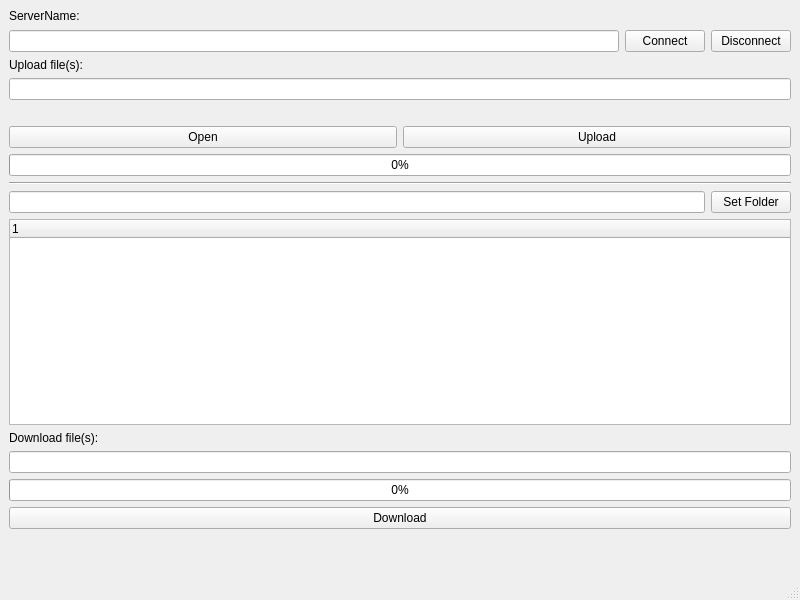
Qt form tebrafile/mainwindow.ui (MATF-RS20/RS022-tebrafile) before a commit.
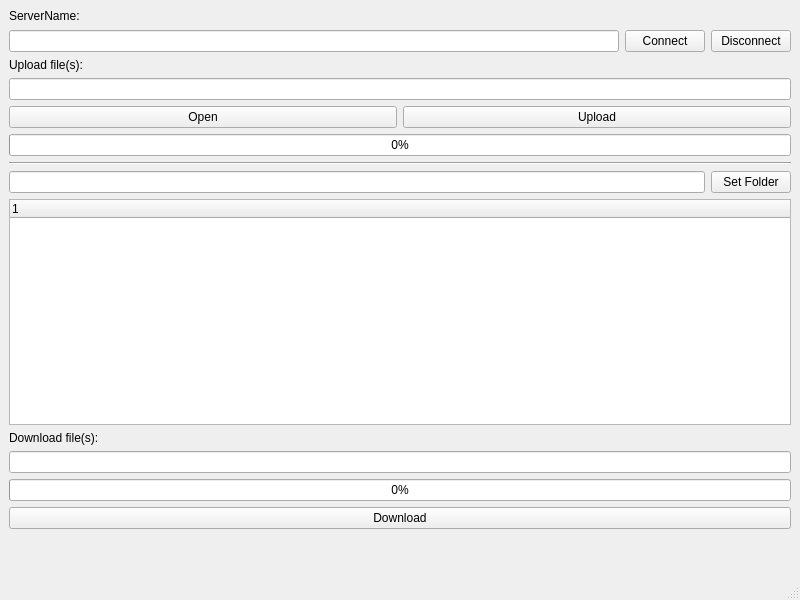
The same form after that commit.

The edit to the form file:
```diff
--- a/tebrafile/mainwindow.ui
+++ b/tebrafile/mainwindow.ui
@@ -67,13 +67,6 @@
       </property>
      </widget>
     </item>
-    <item>
-     <widget class="QLabel" name="loginMsg">
-      <property name="text">
-       <string/>
-      </property>
-     </widget>
-    </item>
     <item>
      <layout class="QHBoxLayout" name="hl1">
       <item>
```
